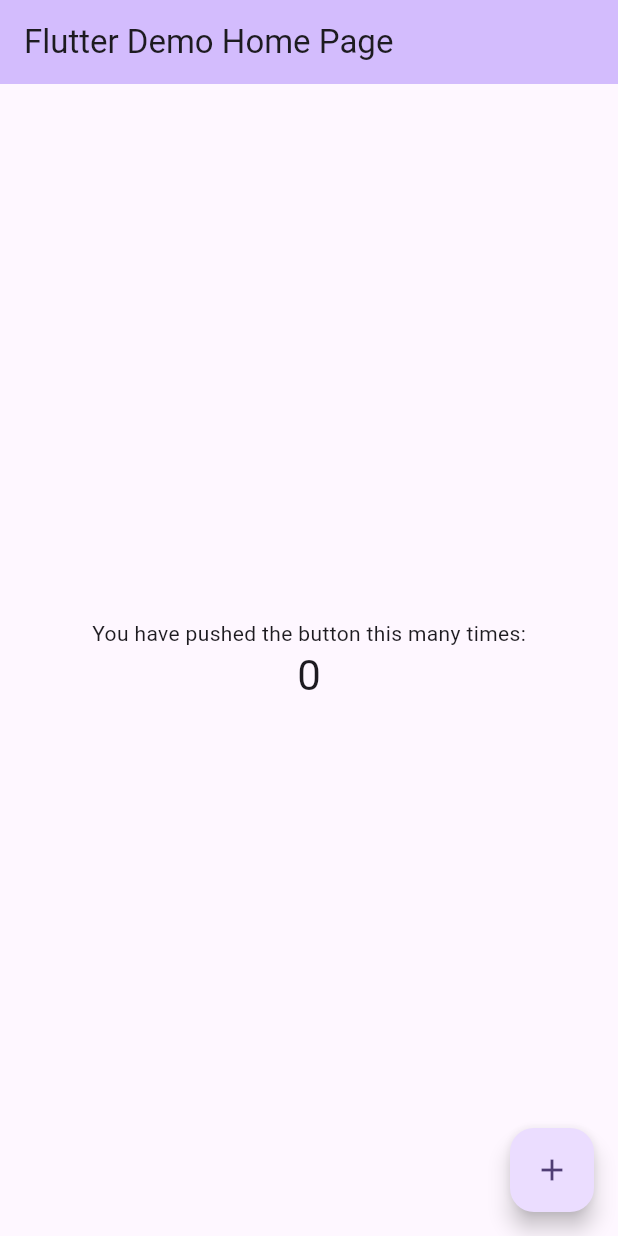
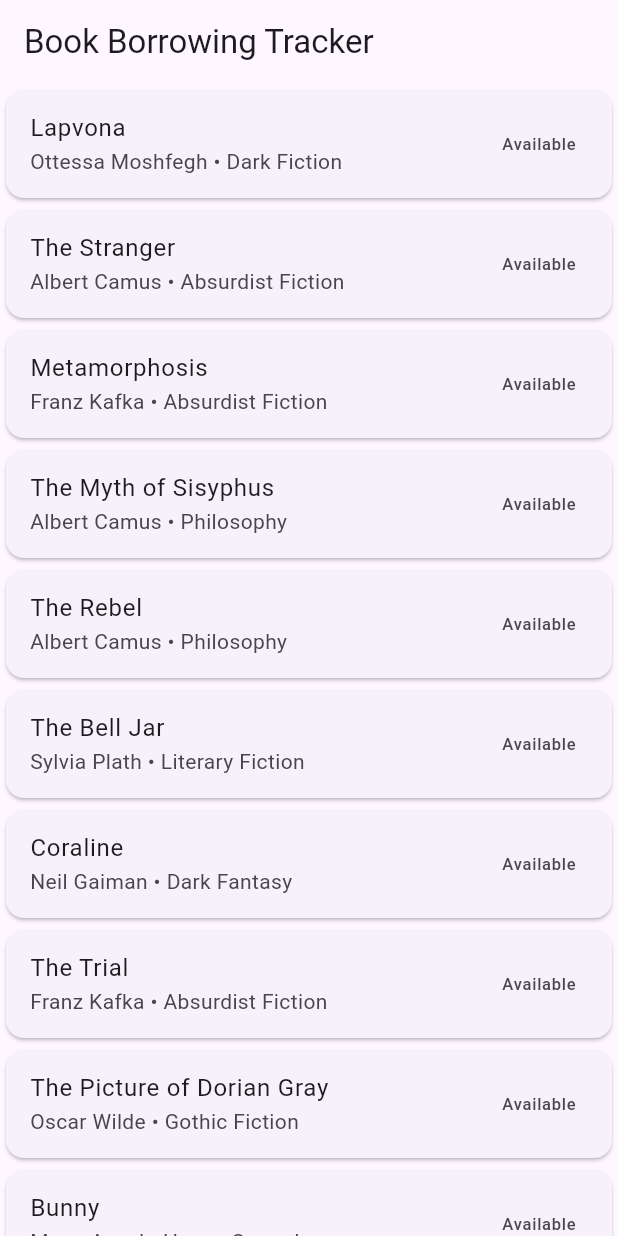
Before and after one commit to Oniroi0/CSIT284-Capstone-Deriquito, a Flutter app: the screen it shows after launch, on a phone screen of 412 x 824 dp. Run offline on Flutter 3.47's test engine with Material 3 defaults, Android fonts, the phone set to English and light mode, and no system bars.

Commit message:
Add book model, dummy data with genre and list screen

```diff
--- /dev/null
+++ b/capstone_deriquito/lib/data/dummy_books.dart
@@ -0,0 +1,56 @@
+import 'package:capstone_deriquito/models/book.dart';
+import 'package:capstone_deriquito/models/genre.dart';
+import 'package:capstone_deriquito/data/genres.dart';
+
+final dummyBooks = [
+  Book(
+      id: 'a',
+      title: 'Lapvona',
+      author: 'Ottessa Moshfegh',
+      genre: genres[Genres.darkFiction]!),
+  Book(
+      id: 'b',
+      title: 'The Stranger',
+      author: 'Albert Camus',
+      genre: genres[Genres.absurdist]!),
+  Book(
+      id: 'c',
+      title: 'Metamorphosis',
+      author: 'Franz Kafka',
+      genre: genres[Genres.absurdist]!),
+  Book(
+      id: 'd',
+      title: 'The Myth of Sisyphus',
+      author: 'Albert Camus',
+      genre: genres[Genres.philosophy]!),
+  Book(
+      id: 'e',
+      title: 'The Rebel',
+      author: 'Albert Camus',
+      genre: genres[Genres.philosophy]!),
+  Book(
+      id: 'f',
+      title: 'The Bell Jar',
+      author: 'Sylvia Plath',
+      genre: genres[Genres.literary]!),
+  Book(
+      id: 'g',
+      title: 'Coraline',
+      author: 'Neil Gaiman',
+      genre: genres[Genres.darkFantasy]!),
+  Book(
+      id: 'h',
+      title: 'The Trial',
+      author: 'Franz Kafka',
+      genre: genres[Genres.absurdist]!),
+  Book(
+      id: 'i',
+      title: 'The Picture of Dorian Gray',
+      author: 'Oscar Wilde',
+      genre: genres[Genres.gothic]!),
+  Book(
+      id: 'j',
+      title: 'Bunny',
+      author: 'Mona Awad',
+      genre: genres[Genres.horrorComedy]!),
+];
--- /dev/null
+++ b/capstone_deriquito/lib/data/genres.dart
@@ -0,0 +1,11 @@
+import 'package:capstone_deriquito/models/genre.dart';
+
+const genres = {
+  Genres.darkFiction: Genre('Dark Fiction'),
+  Genres.absurdist: Genre('Absurdist Fiction'),
+  Genres.philosophy: Genre('Philosophy'),
+  Genres.literary: Genre('Literary Fiction'),
+  Genres.darkFantasy: Genre('Dark Fantasy'),
+  Genres.gothic: Genre('Gothic Fiction'),
+  Genres.horrorComedy: Genre('Horror Comedy'),
+};
--- a/capstone_deriquito/lib/main.dart
+++ b/capstone_deriquito/lib/main.dart
@@ -1,4 +1,5 @@
 import 'package:flutter/material.dart';
+import 'screens/home_screen.dart';
 
 void main() {
   runApp(const MyApp());
@@ -7,116 +8,11 @@ void main() {
 class MyApp extends StatelessWidget {
   const MyApp({super.key});
 
-  // This widget is the root of your application.
   @override
   Widget build(BuildContext context) {
     return MaterialApp(
-      title: 'Flutter Demo',
-      theme: ThemeData(
-        // This is the theme of your application.
-        //
-        // TRY THIS: Try running your application with "flutter run". You'll see
-        // the application has a purple toolbar. Then, without quitting the app,
-        // try changing the seedColor in the colorScheme below to Colors.green
-        // and then invoke "hot reload" (save your changes or press the "hot
-        // reload" button in a Flutter-supported IDE, or press "r" if you used
-        // the command line to start the app).
-        //
-        // Notice that the counter didn't reset back to zero; the application
-        // state is not lost during the reload. To reset the state, use hot
-        // restart instead.
-        //
-        // This works for code too, not just values: Most code changes can be
-        // tested with just a hot reload.
-        colorScheme: .fromSeed(seedColor: Colors.deepPurple),
-      ),
-      home: const MyHomePage(title: 'Flutter Demo Home Page'),
+      title: 'Book Borrowing Tracker',
+      home: const HomeScreen(),
     );
   }
 }
-
-class MyHomePage extends StatefulWidget {
-  const MyHomePage({super.key, required this.title});
-
-  // This widget is the home page of your application. It is stateful, meaning
-  // that it has a State object (defined below) that contains fields that affect
-  // how it looks.
-
-  // This class is the configuration for the state. It holds the values (in this
-  // case the title) provided by the parent (in this case the App widget) and
-  // used by the build method of the State. Fields in a Widget subclass are
-  // always marked "final".
-
-  final String title;
-
-  @override
-  State<MyHomePage> createState() => _MyHomePageState();
-}
-
-class _MyHomePageState extends State<MyHomePage> {
-  int _counter = 0;
-
-  void _incrementCounter() {
-    setState(() {
-      // This call to setState tells the Flutter framework that something has
-      // changed in this State, which causes it to rerun the build method below
-      // so that the display can reflect the updated values. If we changed
-      // _counter without calling setState(), then the build method would not be
-      // called again, and so nothing would appear to happen.
-      _counter++;
-    });
-  }
-
-  @override
-  Widget build(BuildContext context) {
-    // This method is rerun every time setState is called, for instance as done
-    // by the _incrementCounter method above.
-    //
-    // The Flutter framework has been optimized to make rerunning build methods
-    // fast, so that you can just rebuild anything that needs updating rather
-    // than having to individually change instances of widgets.
-    return Scaffold(
-      appBar: AppBar(
-        // TRY THIS: Try changing the color here to a specific color (to
-        // Colors.amber, perhaps?) and trigger a hot reload to see the AppBar
-        // change color while the other colors stay the same.
-        backgroundColor: Theme.of(context).colorScheme.inversePrimary,
-        // Here we take the value from the MyHomePage object that was created by
-        // the App.build method, and use it to set our appbar title.
-        title: Text(widget.title),
-      ),
-      body: Center(
-        // Center is a layout widget. It takes a single child and positions it
-        // in the middle of the parent.
-        child: Column(
-          // Column is also a layout widget. It takes a list of children and
-          // arranges them vertically. By default, it sizes itself to fit its
-          // children horizontally, and tries to be as tall as its parent.
-          //
-          // Column has various properties to control how it sizes itself and
-          // how it positions its children. Here we use mainAxisAlignment to
-          // center the children vertically; the main axis here is the vertical
-          // axis because Columns are vertical (the cross axis would be
-          // horizontal).
-          //
-          // TRY THIS: Invoke "debug painting" (choose the "Toggle Debug Paint"
-          // action in the IDE, or press "p" in the console), to see the
-          // wireframe for each widget.
-          mainAxisAlignment: .center,
-          children: [
-            const Text('You have pushed the button this many times:'),
-            Text(
-              '$_counter',
-              style: Theme.of(context).textTheme.headlineMedium,
-            ),
-          ],
-        ),
-      ),
-      floatingActionButton: FloatingActionButton(
-        onPressed: _incrementCounter,
-        tooltip: 'Increment',
-        child: const Icon(Icons.add),
-      ),
-    );
-  }
-}
--- /dev/null
+++ b/capstone_deriquito/lib/models/book.dart
@@ -0,0 +1,19 @@
+import 'package:capstone_deriquito/models/genre.dart';
+
+class Book {
+  Book({
+    required this.id,
+    required this.title,
+    required this.author,
+    required this.genre,
+    this.isBorrowed = false,
+    this.dueDate,
+  });
+
+  final String id;
+  final String title;
+  final String author;
+  final Genre genre;
+  bool isBorrowed;
+  DateTime? dueDate;
+}
--- /dev/null
+++ b/capstone_deriquito/lib/models/genre.dart
@@ -0,0 +1,15 @@
+enum Genres {
+  darkFiction,
+  absurdist,
+  philosophy,
+  literary,
+  darkFantasy,
+  gothic,
+  horrorComedy,
+}
+
+class Genre {
+  const Genre(this.title);
+
+  final String title;
+}
--- /dev/null
+++ b/capstone_deriquito/lib/screens/home_screen.dart
@@ -0,0 +1,20 @@
+import 'package:flutter/material.dart';
+import '../data/dummy_books.dart';
+import '../widgets/book_card.dart';
+
+class HomeScreen extends StatelessWidget {
+  const HomeScreen({super.key});
+
+  @override
+  Widget build(BuildContext context) {
+    return Scaffold(
+      appBar: AppBar(title: const Text('Book Borrowing Tracker')),
+      body: ListView.builder(
+        itemCount: dummyBooks.length,
+        itemBuilder: (context, index) {
+          return BookCard(book: dummyBooks[index]);
+        },
+      ),
+    );
+  }
+}
--- /dev/null
+++ b/capstone_deriquito/lib/widgets/book_card.dart
@@ -0,0 +1,19 @@
+import 'package:flutter/material.dart';
+import '../models/book.dart';
+
+class BookCard extends StatelessWidget {
+  final Book book;
+
+  const BookCard({super.key, required this.book});
+
+  @override
+  Widget build(BuildContext context) {
+    return Card(
+      child: ListTile(
+        title: Text(book.title),
+        subtitle: Text('${book.author} • ${book.genre.title}'),
+        trailing: Text(book.isBorrowed ? 'Borrowed' : 'Available'),
+      ),
+    );
+  }
+}
```
Also changed, not shown: capstone_deriquito/lib/models/dummy_data.dart (deleted), 1 other file.
